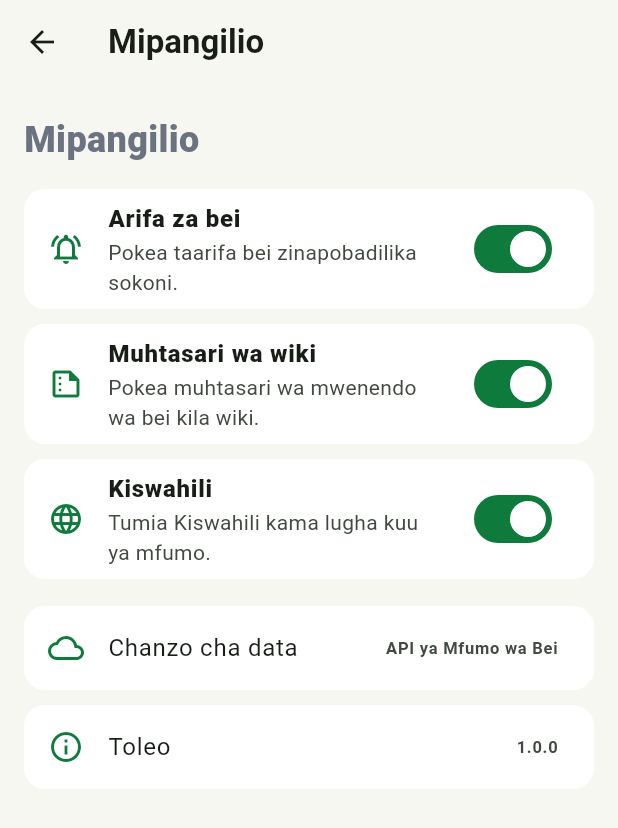
After one commit to NawwalIbraheem/mfumo_wa_bei, a Flutter app: the MainScreen screen opened by its route, item 5 of the bottom bar chosen, after a tap on "Mipangilio", on a phone screen of 412 x 824 dp. The commit adds this screen. Shown: the top 828 px of the screen. Run offline on Flutter 3.47's test engine with Material 3 defaults, Android fonts, the light colour scheme and no system bars; our stand-ins replace flutter_dotenv.

Commit message:
- - feat: add HelpScreen and SettingsScreen with navigation and settings options

```diff
--- a/mfumo-wa-bei/lib/features/main/more_screen.dart
+++ b/mfumo-wa-bei/lib/features/main/more_screen.dart
@@ -1,5 +1,7 @@
 import 'package:flutter/material.dart';
 
+import '../../features/main/help_screen.dart';
+import '../../features/main/settings_screen.dart';
 import '../../features/users/account_screen.dart';
 
 class MoreNavigationItem {
@@ -50,9 +52,14 @@ class MoreScreen extends StatelessWidget {
             title: item.title,
             subtitle: item.subtitle,
             onTap: () {
-              Navigator.of(
-                context,
-              ).push(MaterialPageRoute(builder: item.builder));
+              Navigator.of(context).push(
+                MaterialPageRoute(
+                  builder: (_) => Scaffold(
+                    appBar: AppBar(title: Text(item.title)),
+                    body: item.builder(context),
+                  ),
+                ),
+              );
             },
           ),
           const SizedBox(height: 10),
@@ -79,16 +86,36 @@ class MoreScreen extends StatelessWidget {
           },
         ),
         const SizedBox(height: 10),
-        const _MoreTile(
+        _MoreTile(
           icon: Icons.settings_outlined,
           title: 'Mipangilio',
           subtitle: 'Mapendeleo ya mfumo',
+          onTap: () {
+            Navigator.of(context).push(
+              MaterialPageRoute(
+                builder: (_) => Scaffold(
+                  appBar: AppBar(title: const Text('Mipangilio')),
+                  body: const SettingsScreen(),
+                ),
+              ),
+            );
+          },
         ),
         const SizedBox(height: 10),
-        const _MoreTile(
+        _MoreTile(
           icon: Icons.help_outline,
           title: 'Msaada',
           subtitle: 'Maswali na maelekezo ya kutumia mfumo',
+          onTap: () {
+            Navigator.of(context).push(
+              MaterialPageRoute(
+                builder: (_) => Scaffold(
+                  appBar: AppBar(title: const Text('Msaada')),
+                  body: const HelpScreen(),
+                ),
+              ),
+            );
+          },
         ),
       ],
     );
--- /dev/null
+++ b/mfumo-wa-bei/lib/features/main/settings_screen.dart
@@ -0,0 +1,118 @@
+import 'package:flutter/material.dart';
+
+class SettingsScreen extends StatefulWidget {
+  const SettingsScreen({super.key});
+
+  @override
+  State<SettingsScreen> createState() => _SettingsScreenState();
+}
+
+class _SettingsScreenState extends State<SettingsScreen> {
+  bool priceAlertsEnabled = true;
+  bool weeklySummaryEnabled = true;
+  bool useSwahili = true;
+
+  @override
+  Widget build(BuildContext context) {
+    return ListView(
+      padding: const EdgeInsets.fromLTRB(16, 20, 16, 28),
+      children: [
+        const Text(
+          'Mipangilio',
+          style: TextStyle(fontSize: 24, fontWeight: FontWeight.w800),
+        ),
+        const SizedBox(height: 16),
+        _SettingsSwitch(
+          icon: Icons.notifications_active_outlined,
+          title: 'Arifa za bei',
+          subtitle: 'Pokea taarifa bei zinapobadilika sokoni.',
+          value: priceAlertsEnabled,
+          onChanged: (value) => setState(() => priceAlertsEnabled = value),
+        ),
+        const SizedBox(height: 10),
+        _SettingsSwitch(
+          icon: Icons.summarize_outlined,
+          title: 'Muhtasari wa wiki',
+          subtitle: 'Pokea muhtasari wa mwenendo wa bei kila wiki.',
+          value: weeklySummaryEnabled,
+          onChanged: (value) => setState(() => weeklySummaryEnabled = value),
+        ),
+        const SizedBox(height: 10),
+        _SettingsSwitch(
+          icon: Icons.language_outlined,
+          title: 'Kiswahili',
+          subtitle: 'Tumia Kiswahili kama lugha kuu ya mfumo.',
+          value: useSwahili,
+          onChanged: (value) => setState(() => useSwahili = value),
+        ),
+        const SizedBox(height: 18),
+        const _SettingsInfoTile(
+          icon: Icons.cloud_outlined,
+          title: 'Chanzo cha data',
+          value: 'API ya Mfumo wa Bei',
+        ),
+        const SizedBox(height: 10),
+        const _SettingsInfoTile(
+          icon: Icons.info_outline,
+          title: 'Toleo',
+          value: '1.0.0',
+        ),
+      ],
+    );
+  }
+}
+
+class _SettingsSwitch extends StatelessWidget {
+  const _SettingsSwitch({
+    required this.icon,
+    required this.title,
+    required this.subtitle,
+    required this.value,
+    required this.onChanged,
+  });
+
+  final IconData icon;
+  final String title;
+  final String subtitle;
+  final bool value;
+  final ValueChanged<bool> onChanged;
+
+  @override
+  Widget build(BuildContext context) {
+    return SwitchListTile(
+      value: value,
+      onChanged: onChanged,
+      tileColor: Colors.white,
+      shape: RoundedRectangleBorder(borderRadius: BorderRadius.circular(14)),
+      secondary: Icon(icon, color: const Color(0xFF0E7A3B)),
+      title: Text(title, style: const TextStyle(fontWeight: FontWeight.w800)),
+      subtitle: Text(subtitle),
+    );
+  }
+}
+
+class _SettingsInfoTile extends StatelessWidget {
+  const _SettingsInfoTile({
+    required this.icon,
+    required this.title,
+    required this.value,
+  });
+
+  final IconData icon;
+  final String title;
+  final String value;
+
+  @override
+  Widget build(BuildContext context) {
+    return ListTile(
+      tileColor: Colors.white,
+      shape: RoundedRectangleBorder(borderRadius: BorderRadius.circular(14)),
+      leading: Icon(icon, color: const Color(0xFF0E7A3B)),
+      title: Text(title),
+      trailing: Text(
+        value,
+        style: const TextStyle(fontWeight: FontWeight.w700),
+      ),
+    );
+  }
+}
```
Also changed, not shown: mfumo-wa-bei/lib/features/main/help_screen.dart (added, +92 -0 lines), mfumo-wa-bei/lib/features/users/admin_screen.dart (+116 -17 lines).
